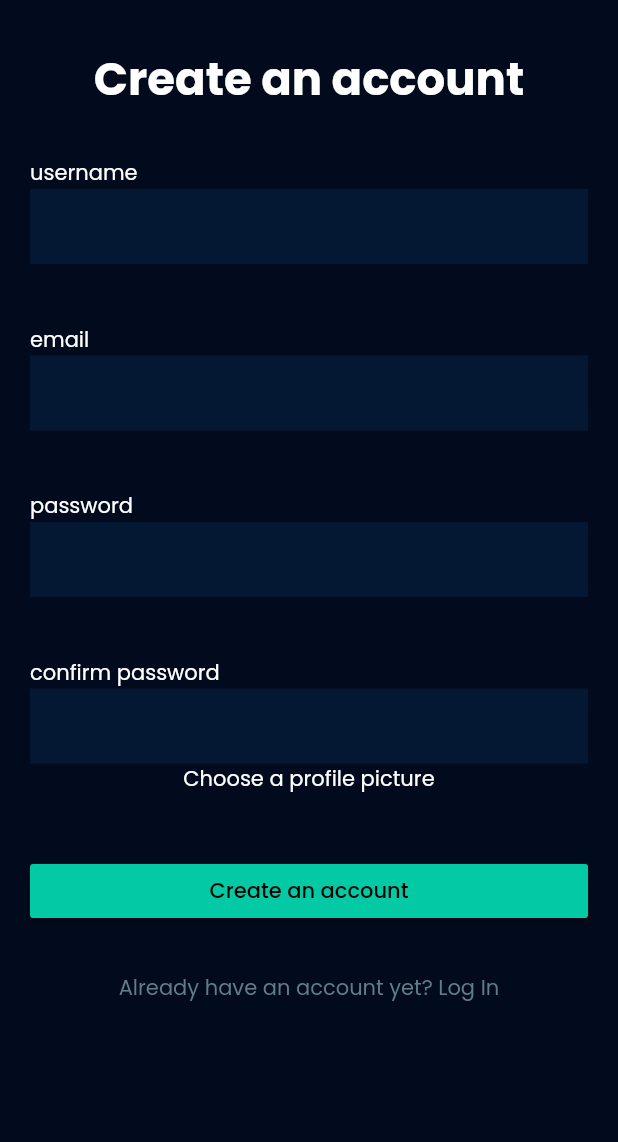
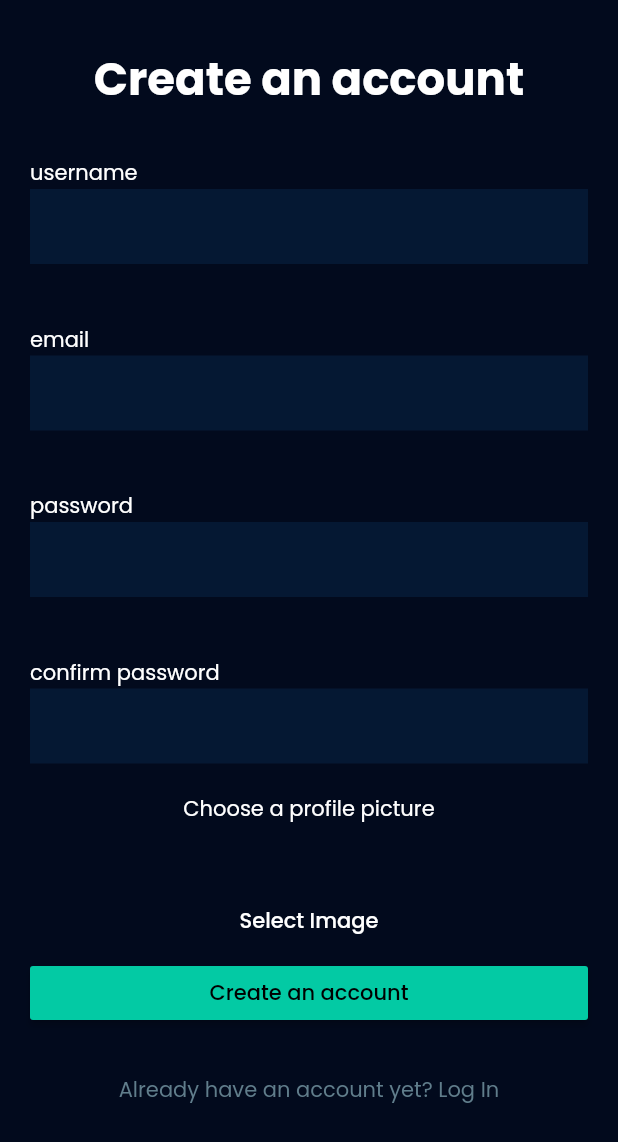
Before and after one commit to aakzsh/awestruck, a Flutter app: the Signup screen opened directly, on a phone screen of 412 x 824 dp. Shown: the top 1142 px of the screen. Run offline on Flutter 3.47's test engine with Material 2 defaults, Android fonts, the phone set to English and light mode, and no system bars; our stand-ins replace after_layout, cloud_firestore, eva_icons_flutter, firebase_auth, firebase_core, firebase_database and 11 more; missing offline and left inert: activity_ring, audio_session, geocoder, panorama, particles_flutter; accounts and stored records are empty; key blocks and very long unbroken strings in the code were emptied for the run.

Commit message:
image picker

```diff
--- a/lib/auth/signup.dart
+++ b/lib/auth/signup.dart
@@ -147,13 +147,25 @@ class _SignupState extends State<Signup> {
                     width: w - 40,
                     color: Colors.blue.withOpacity(0.1),
                   ),
-                  SizedBox(),
+                  SizedBox(
+                    height: 20,
+                  ),
                   Container(
                     child: _image != null
-                        ? Image.file(_image)
+                        ? CircleAvatar(
+                            radius: 50,
+                            backgroundImage: FileImage(
+                              _image,
+                            ))
                         : Text('Choose a profile picture'),
                   ),
                   SizedBox(height: 40),
+                  MaterialButton(
+                    onPressed: () {
+                      getImage();
+                    },
+                    child: Text("Select Image"),
+                  ),
                   MaterialButton(
                       minWidth: w - 40,
                       onPressed: () async {
@@ -181,6 +193,7 @@ class _SignupState extends State<Signup> {
                                           "weekly_steps": [0, 0, 0, 0, 0, 0, 0],
                                           "status": "panda in the making",
                                           "meditation": 0,
+                                          "pfp": _image.readAsString(),
                                         }).then((_) => {
                                                   Navigator.pushReplacement(
                                                       context,
```
